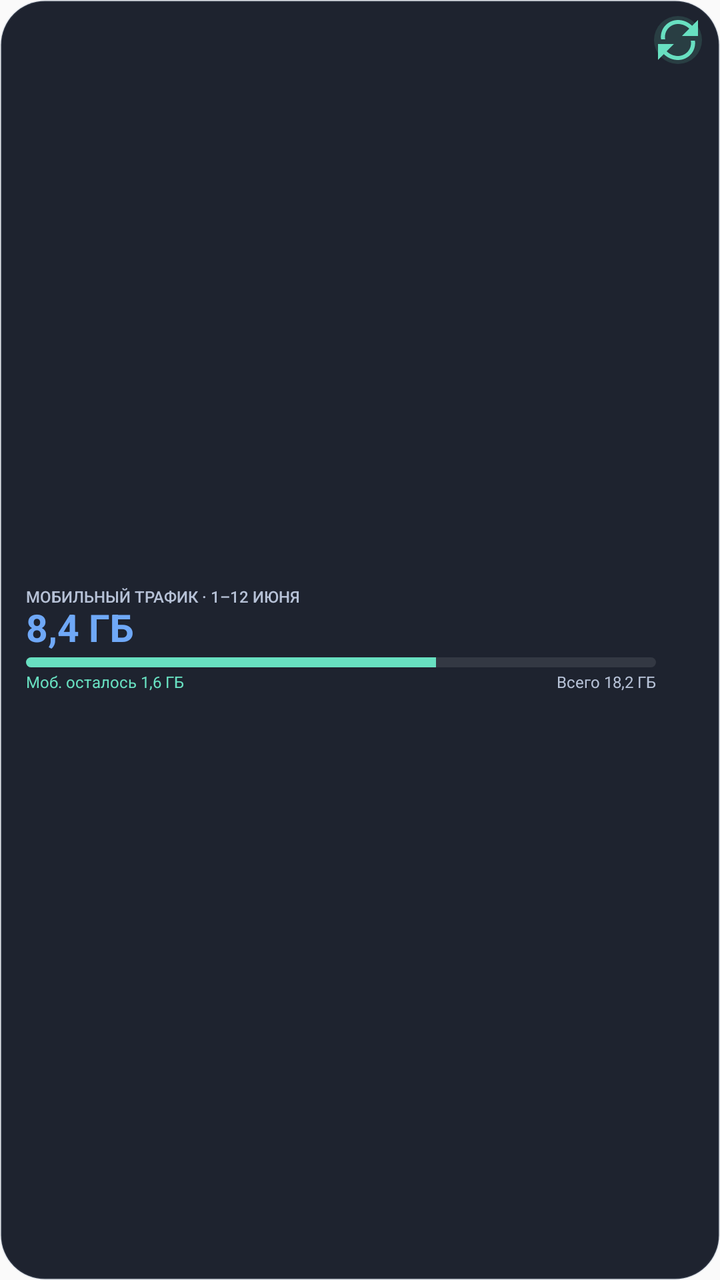
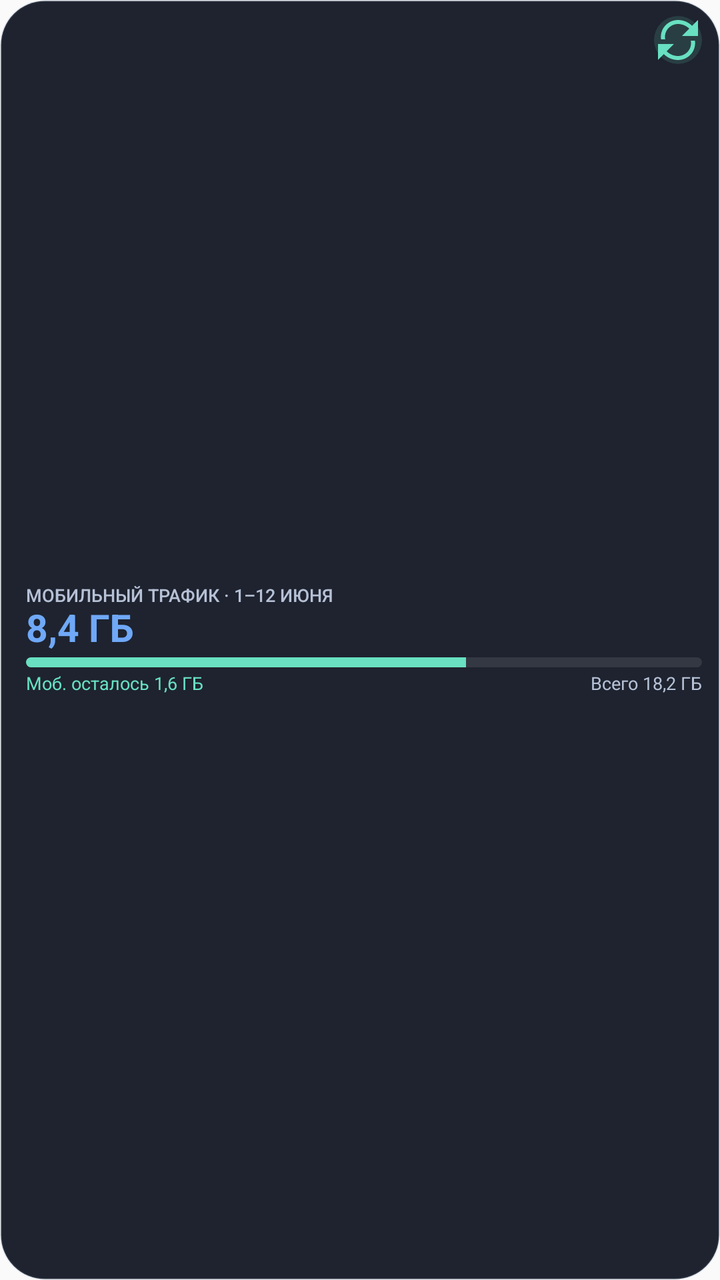

The first picture is an Android layout as it rendered before a commit; the second is the same layout after the commit. The layout source and the unified diff follow.
<!-- AndroidManifest.xml: application theme Theme.App_monitoring -->
<!-- res/layout/widget_compact_progress.xml -->
<?xml version="1.0" encoding="utf-8"?>
<FrameLayout xmlns:android="http://schemas.android.com/apk/res/android"
    android:id="@+id/widget_root"
    android:layout_width="match_parent"
    android:layout_height="match_parent"
    android:background="@drawable/widget_background"
    android:paddingStart="13dp"
    android:paddingTop="8dp"
    android:paddingEnd="9dp"
    android:paddingBottom="8dp">

    <LinearLayout
        android:layout_width="match_parent"
        android:layout_height="match_parent"
        android:paddingEnd="23dp"
        android:gravity="center_vertical"
        android:orientation="vertical">

        <TextView
            android:id="@+id/compact_progress_period"
            style="@style/WidgetLabel"
            android:text="МОБИЛЬНЫЙ ТРАФИК · 1–12 ИЮНЯ" />

        <TextView
            android:id="@+id/compact_progress_mobile_used"
            style="@style/WidgetValue"
            android:text="8,4 ГБ"
            android:textColor="@color/widget_blue"
            android:textSize="19sp" />

        <ProgressBar
            android:id="@+id/compact_progress_bar"
            style="?android:attr/progressBarStyleHorizontal"
            android:layout_width="match_parent"
            android:layout_height="5dp"
            android:layout_marginTop="3dp"
            android:indeterminate="false"
            android:max="1000"
            android:progress="650"
            android:progressDrawable="@drawable/widget_progress" />

        <LinearLayout
            android:layout_width="match_parent"
            android:layout_height="wrap_content"
            android:layout_marginTop="3dp"
            android:orientation="horizontal">
            <TextView
                android:id="@+id/compact_progress_balance"
                style="@style/WidgetMeta"
                android:layout_width="0dp"
                android:layout_weight="1"
                android:text="Моб. осталось 1,6 ГБ"
                android:textColor="@color/widget_accent" />
            <TextView
                android:id="@+id/compact_progress_total"
                style="@style/WidgetMeta"
                android:text="Всего 18,2 ГБ" />
        </LinearLayout>
    </LinearLayout>

    <ImageButton
        android:id="@+id/widget_refresh"
        android:layout_width="24dp"
        android:layout_height="24dp"
        android:layout_gravity="top|end"
        android:background="@drawable/widget_refresh_background"
        android:contentDescription="@string/widget_refresh"
        android:padding="6dp"
        android:src="@drawable/ic_widget_refresh"
        android:tint="@color/widget_accent" />
</FrameLayout>
<!-- resources referenced by this layout -->
<resources>
  <color name="widget_accent">#FF68E0C1</color>
  <color name="widget_blue">#FF6FA8F7</color>
  <!-- drawable ic_widget_refresh (drawable) -->
  <?xml version="1.0" encoding="utf-8"?>
  <vector xmlns:android="http://schemas.android.com/apk/res/android"
      android:width="24dp"
      android:height="24dp"
      android:viewportWidth="24"
      android:viewportHeight="24">
      <path
          android:fillColor="#FFFFFFFF"
          android:pathData="M17.65,6.35C16.2,4.9 14.21,4 12,4c-4.09,0 -7.19,3.72 -6.39,7.69l-2.08,0C2.78,6.58 6.72,2 12,2c2.76,0 5.26,1.12 7.07,2.93L22,2l0,8 -8,0 3.65,-3.65zM6.35,17.65C7.8,19.1 9.79,20 12,20c4.09,0 7.19,-3.72 6.39,-7.69l2.08,0C21.22,17.42 17.28,22 12,22c-2.76,0 -5.26,-1.12 -7.07,-2.93L2,22l0,-8 8,0 -3.65,3.65z" />
  </vector>
  <!-- drawable widget_background (drawable) -->
  <?xml version="1.0" encoding="utf-8"?>
  <shape xmlns:android="http://schemas.android.com/apk/res/android"
      android:shape="rectangle">
      <solid android:color="@color/widget_background" />
      <corners android:radius="22dp" />
      <stroke
          android:width="1dp"
          android:color="@color/widget_border" />
  </shape>
  <!-- drawable widget_refresh_background (drawable) -->
  <?xml version="1.0" encoding="utf-8"?>
  <shape xmlns:android="http://schemas.android.com/apk/res/android"
      android:shape="oval">
      <solid android:color="@color/widget_accent_surface" />
  </shape>
  <string name="widget_refresh">Обновить статистику</string>
  <style name="WidgetLabel">
          <item name="android:layout_width">wrap_content</item>
          <item name="android:layout_height">wrap_content</item>
          <item name="android:ellipsize">end</item>
          <item name="android:fontFamily">sans-serif-medium</item>
          <item name="android:includeFontPadding">false</item>
          <item name="android:maxLines">1</item>
          <item name="android:textColor">@color/widget_text_secondary</item>
          <item name="android:textSize">8sp</item>
      </style>
  <style name="WidgetMeta">
          <item name="android:layout_width">wrap_content</item>
          <item name="android:layout_height">wrap_content</item>
          <item name="android:ellipsize">end</item>
          <item name="android:includeFontPadding">false</item>
          <item name="android:maxLines">1</item>
          <item name="android:textColor">@color/widget_text_secondary</item>
          <item name="android:textSize">8sp</item>
      </style>
  <style name="WidgetValue">
          <item name="android:layout_width">wrap_content</item>
          <item name="android:layout_height">wrap_content</item>
          <item name="android:ellipsize">end</item>
          <item name="android:fontFamily">sans-serif</item>
          <item name="android:includeFontPadding">false</item>
          <item name="android:maxLines">1</item>
          <item name="android:textColor">@color/widget_text_primary</item>
          <item name="android:textSize">20sp</item>
          <item name="android:textStyle">bold</item>
      </style>
  <style name="Theme.App_monitoring" parent="android:Theme.Material.Light.NoActionBar" />
  <color name="widget_background">#F2121824</color>
  <color name="widget_border">#267C8AA5</color>
  <color name="widget_progress_track">#18FFFFFF</color>
  <color name="widget_accent_surface">#2468E0C1</color>
  <color name="widget_text_secondary">#FFB6C1D6</color>
  <color name="widget_text_primary">#FFF8FAFF</color>
  <!-- unchanged entries left out for length: 1 -->
</resources>

<!-- the commit's change to res/layout/widget_compact_progress.xml (unified diff, before → after) -->
@@ -12,13 +12,13 @@
     <LinearLayout
         android:layout_width="match_parent"
         android:layout_height="match_parent"
-        android:paddingEnd="23dp"
         android:gravity="center_vertical"
         android:orientation="vertical">
 
         <TextView
             android:id="@+id/compact_progress_period"
             style="@style/WidgetLabel"
+            android:paddingEnd="24dp"
             android:text="МОБИЛЬНЫЙ ТРАФИК · 1–12 ИЮНЯ" />
 
         <TextView
<!-- resource entries referenced after the edit -->
@@ -38,7 +38,7 @@
           <item name="android:includeFontPadding">false</item>
           <item name="android:maxLines">1</item>
           <item name="android:textColor">@color/widget_text_secondary</item>
-          <item name="android:textSize">8sp</item>
+          <item name="android:textSize">9sp</item>
       </style>
   <style name="WidgetMeta">
           <item name="android:layout_width">wrap_content</item>
@@ -47,7 +47,7 @@
           <item name="android:includeFontPadding">false</item>
           <item name="android:maxLines">1</item>
           <item name="android:textColor">@color/widget_text_secondary</item>
-          <item name="android:textSize">8sp</item>
+          <item name="android:textSize">9sp</item>
       </style>
   <style name="WidgetValue">
           <item name="android:layout_width">wrap_content</item>
